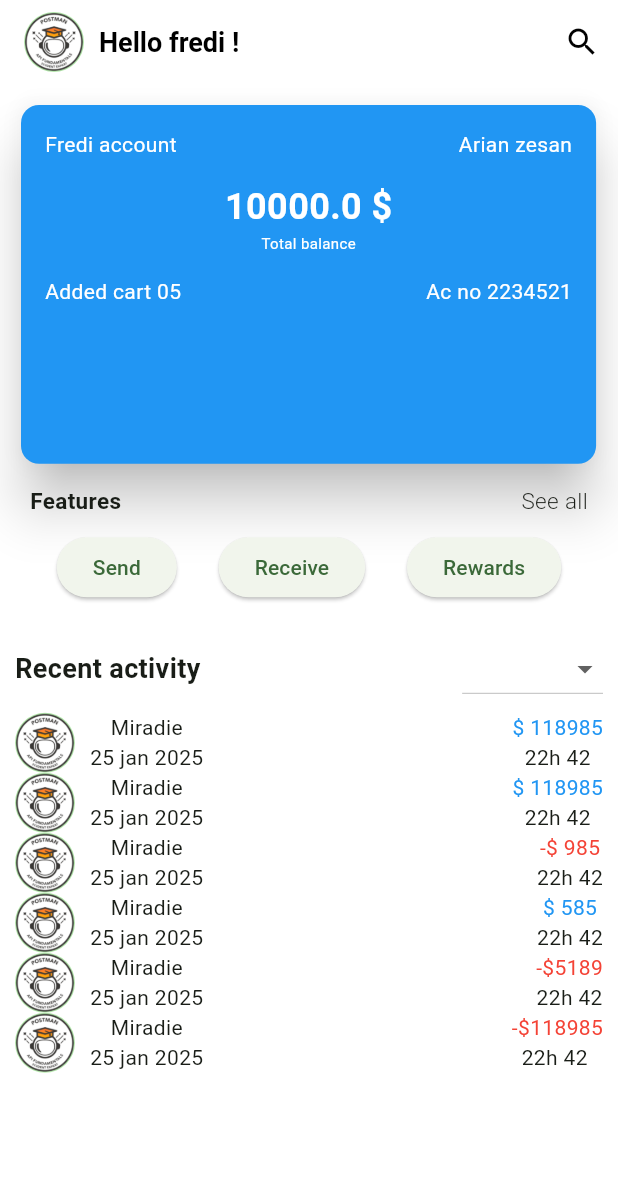
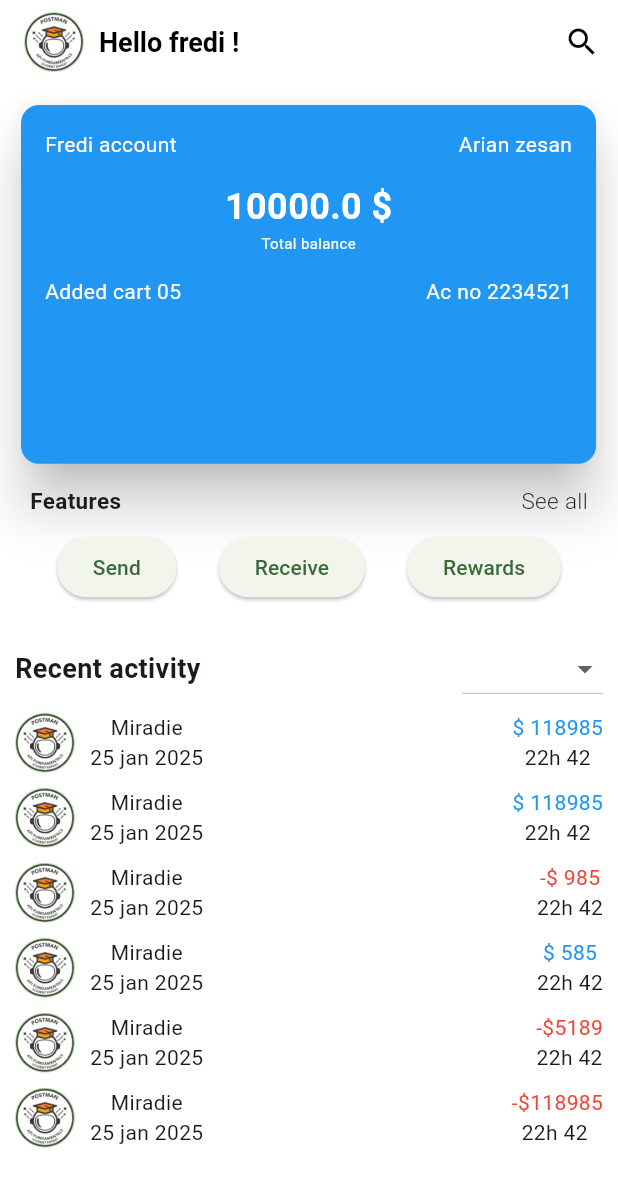
Before and after one commit to VODOUNOUPKEfredi/flutter-days-2, a Flutter app: the screen it shows after launch, on a phone screen of 412 x 824 dp. Shown: the top 1187 px of the screen. Run offline on Flutter 3.47's test engine with Material 3 defaults, Android fonts, the phone set to English and light mode, and no system bars; our stand-ins replace fl_chart, shared_preferences, sliding_clipped_nav_bar; missing offline and left inert: u_credit_card.

Commit message:
mise a jour de design

```diff
--- a/apt2/lib/pages/home.dart
+++ b/apt2/lib/pages/home.dart
@@ -254,6 +254,7 @@ class _HomepageState extends State<Homepage> {
                         ),
                       ],
                     ),
+                    SizedBox(height: 10,),
                     Row(
                       mainAxisAlignment: MainAxisAlignment.spaceBetween,
                       children: [
@@ -284,6 +285,7 @@ class _HomepageState extends State<Homepage> {
                         ),
                       ],
                     ),
+                    SizedBox(height: 10,),
                     Row(
                       mainAxisAlignment: MainAxisAlignment.spaceBetween,
                       children: [
@@ -314,6 +316,7 @@ class _HomepageState extends State<Homepage> {
                         ),
                       ],
                     ),
+                    SizedBox(height: 10,),
                     Row(
                       mainAxisAlignment: MainAxisAlignment.spaceBetween,
                       children: [
@@ -344,6 +347,7 @@ class _HomepageState extends State<Homepage> {
                         ),
                       ],
                     ),
+                    SizedBox(height: 10,),
                     Row(
                       mainAxisAlignment: MainAxisAlignment.spaceBetween,
                       children: [
@@ -374,6 +378,7 @@ class _HomepageState extends State<Homepage> {
                         ),
                       ],
                     ),
+                    SizedBox(height: 10,),
                     Row(
                       mainAxisAlignment: MainAxisAlignment.spaceBetween,
                       children: [
```
